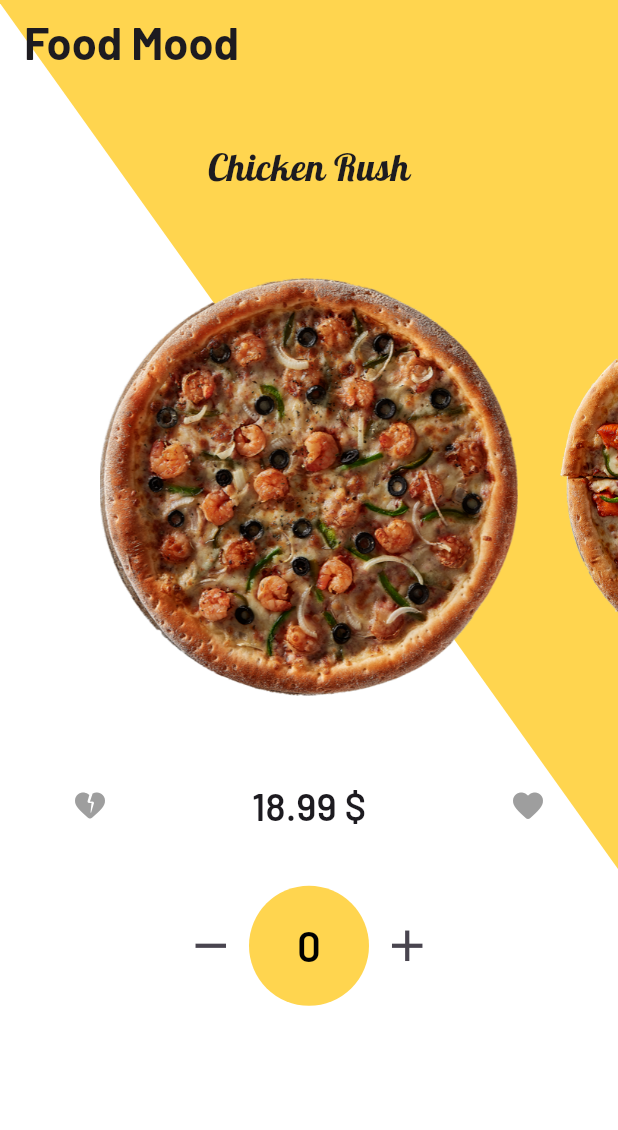
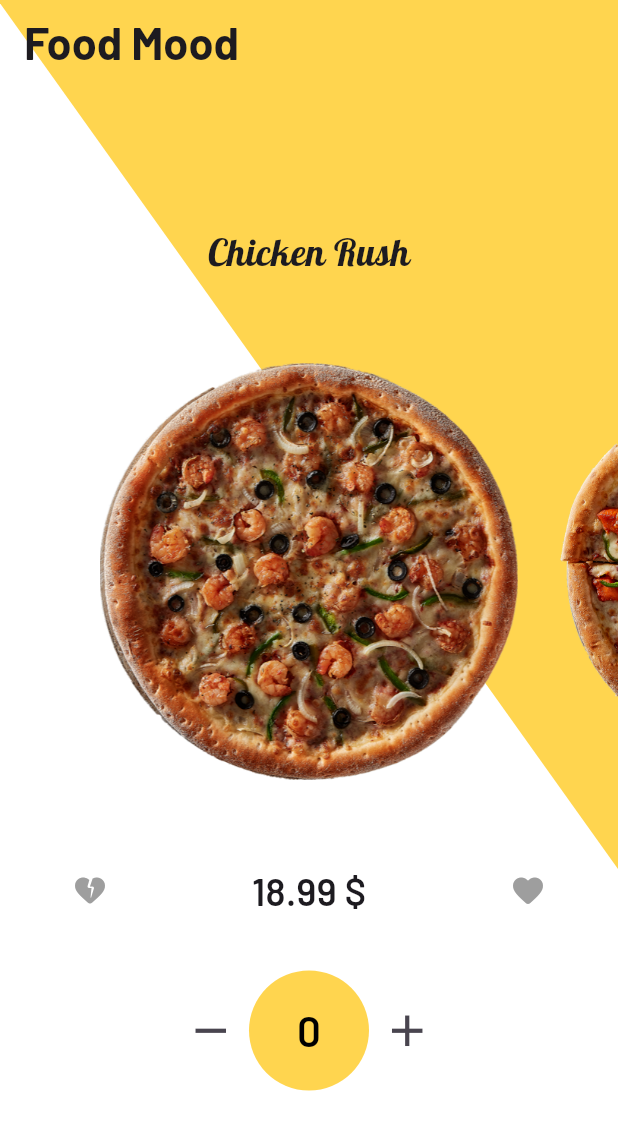
Before and after one commit to pouyamaroufi/Flutter-Food-App-UI, a Flutter app: the screen it shows after launch, after a tap on the "remove" icon, on a phone screen of 412 x 824 dp. Shown: the top 1130 px of the screen. Run offline on Flutter 3.47's test engine with Material 2 defaults, Android fonts, the phone set to English and light mode, and no system bars; drawn by our look-alikes of carousel_slider; our stand-ins replace get, google_fonts; missing offline and left inert: avatar_stack.

Commit message:
ui layout fix

```diff
--- a/lib/controller.dart
+++ b/lib/controller.dart
@@ -38,7 +38,6 @@ class Controller extends GetxController {
       foodList.assignAll(pizza);
       saladList.assignAll(salad);
       drinkList.assignAll(drink);
-      orderList.value = foodList.where((element) => element.item != 0).toList();
       update();
     } finally {
       isLoading(false);
@@ -48,9 +47,12 @@ class Controller extends GetxController {
   addOrder(int input) {
     var order = dataSet.where((p0) => p0.id == input).toList();
     orderList.addAll(order);
+    update();
   }
 
   removeOrder(int input) {
-    orderList.removeWhere((p0) => p0.id == input);
+    var order = dataSet.where((p0) => p0.id == input).first;
+    orderList.remove(order);
+    update();
   }
 }
--- a/lib/pizza_screen.dart
+++ b/lib/pizza_screen.dart
@@ -31,6 +31,7 @@ class PizzaScreen extends StatelessWidget {
               child: RotationTransition(
                 turns: const AlwaysStoppedAnimation(160 / 360),
                 child: RawMaterialButton(
+                  splashColor: Colors.white,
                   highlightColor: Colors.white,
                   onPressed: () {},
                   child: CustomPaint(
@@ -53,8 +54,10 @@ class PizzaScreen extends StatelessWidget {
                   )
                 : Column(
                     crossAxisAlignment: CrossAxisAlignment.center,
-                    mainAxisAlignment: MainAxisAlignment.center,
                     children: [
+                      const SizedBox(
+                        height: 150,
+                      ),
                       Text(
                         controller
                             .foodList[controller.contentIndex.value].name!,
@@ -107,7 +110,22 @@ class PizzaScreen extends StatelessWidget {
                         children: [
                           IconButton(
                             iconSize: 35,
-                            onPressed: () {},
+                            onPressed: () {
+                              if (controller
+                                      .foodList[controller.contentIndex.value]
+                                      .item !=
+                                  0) {
+                                controller
+                                    .foodList[controller.contentIndex.value]
+                                    .item = controller
+                                        .foodList[controller.contentIndex.value]
+                                        .item! -
+                                    1;
+                                controller.removeOrder(controller
+                                    .foodList[controller.contentIndex.value]
+                                    .id!);
+                              }
+                            },
                             icon: const Icon(
                               Icons.remove,
                             ),
@@ -130,7 +148,15 @@ class PizzaScreen extends StatelessWidget {
                           ),
                           IconButton(
                             iconSize: 35,
-                            onPressed: () {},
+                            onPressed: () {
+                              controller.foodList[controller.contentIndex.value]
+                                  .item = controller
+                                      .foodList[controller.contentIndex.value]
+                                      .item! +
+                                  1;
+                              controller.addOrder(controller
+                                  .foodList[controller.contentIndex.value].id!);
+                            },
                             icon: const Icon(
                               Icons.add,
                             ),
@@ -153,23 +179,28 @@ class PizzaScreen extends StatelessWidget {
                                 crossAxisAlignment: CrossAxisAlignment.center,
                                 children: [
                                   Expanded(
+                                    flex: 5,
                                     child: AvatarStack(
                                       height: 50,
                                       avatars: [
                                         for (var n = 0;
-                                            n < controller.foodList.length;
+                                            n < controller.orderList.length;
                                             n++)
                                           AssetImage(
                                               'assets/images/${controller.orderList[n].image!}'),
                                       ],
                                     ),
                                   ),
-                                  Text(
-                                    'X ${controller.orderList.length}',
-                                    style: GoogleFonts.getFont('Barlow',
-                                        fontSize: 28,
-                                        fontWeight: FontWeight.w600,
-                                        color: Colors.black),
+                                  Expanded(
+                                    flex: 7,
+                                    child: Text(
+                                      'X ${controller.orderList.length}',
+                                      textAlign: TextAlign.end,
+                                      style: GoogleFonts.getFont('Barlow',
+                                          fontSize: 28,
+                                          fontWeight: FontWeight.w600,
+                                          color: Colors.black),
+                                    ),
                                   ),
                                 ],
                               ),
```
